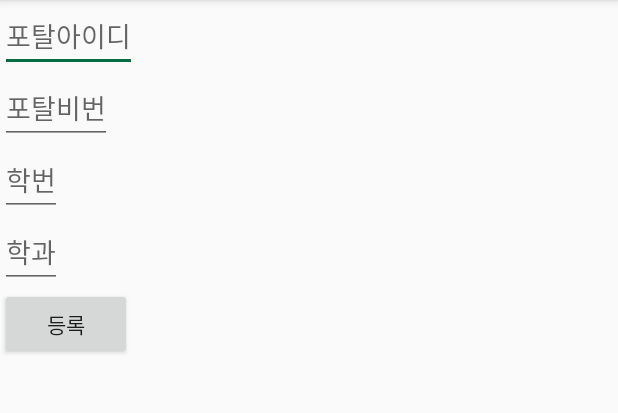
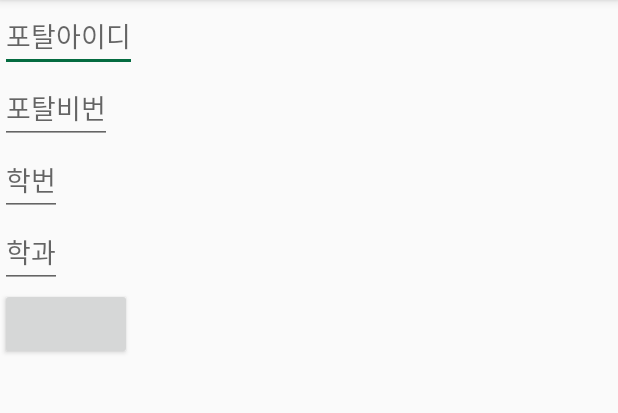
Before and after one commit to Kangzingu/Konkuk-Smart-eCampus, an Android app: the AdminActivity screen opened directly, with no data from a screen before it, after a tap on "등록", on a phone screen of 412 x 824 dp, the part 84-497 px from its top. Run offline under Robolectric (Android 15) with nearby library versions, the phone set to English and light mode, and no system bars; our stand-ins replace Firebase (no records; nobody signed in at launch, a user with empty details on screens opened directly); 1 statement that could not run was skipped.

Commit message:
데이터 추가

```diff
--- a/app/src/main/java/kksy/konkuk_smart_ecampus/AdminActivity.java
+++ b/app/src/main/java/kksy/konkuk_smart_ecampus/AdminActivity.java
@@ -6,6 +6,7 @@ import android.view.View;
 import android.widget.Button;
 import android.widget.EditText;
 import android.widget.ImageView;
+import android.widget.Toast;
 
 import com.google.firebase.database.DatabaseReference;
 import com.google.firebase.database.FirebaseDatabase;
@@ -42,7 +43,6 @@ public class AdminActivity extends AppCompatActivity {
 
     public void regi(View view) {
         //학생 정보를 파이어베이스에 등록함
-        myDBHandler=new MyDBHandler("student");
 
         //객체 생성
         Student student=new Student(ptID.getText().toString(),ptPW.getText().toString(),
@@ -51,6 +51,7 @@ public class AdminActivity extends AppCompatActivity {
 
         //객체를 DB에 등록
         myDBHandler.newStudent(student);
-
+        Toast.makeText(getApplicationContext(),"등록완료^.<",Toast.LENGTH_SHORT).show();
+        regi.setText("");ptID.setText("");ptPW.setText("");stID.setText("");department.setText("");
     }
 }
--- a/app/src/main/java/kksy/konkuk_smart_ecampus/MyDBHandler.java
+++ b/app/src/main/java/kksy/konkuk_smart_ecampus/MyDBHandler.java
@@ -1,6 +1,7 @@
 package kksy.konkuk_smart_ecampus;
 
 import android.util.Log;
+import android.widget.Toast;
 
 import com.google.firebase.database.DatabaseReference;
 import com.google.firebase.database.FirebaseDatabase;
```
Also changed, not shown: app/src/main/java/kksy/konkuk_smart_ecampus/Professor.java (+7 -0 lines).
